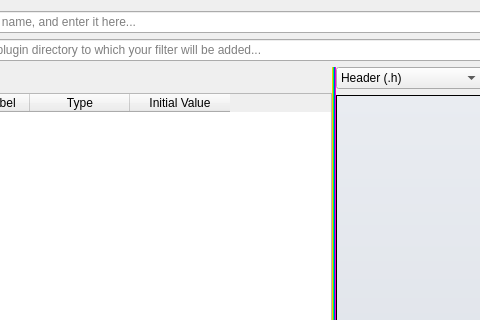
First picture: the form in Source/Applications/DevHelper/UI_Files/FilterMaker.ui, repository BlueQuartzSoftware/DREAM3D, before the edit; both pictures show x 212 to 692 and y 0 to 320 of the 1036 by 842 pixel window.
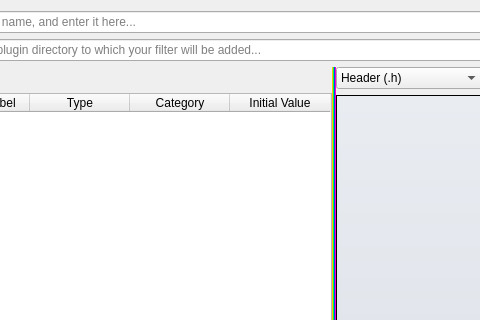
Second picture: the form after the edit. Icons and pictures are not drawn. Custom widgets are drawn as their Qt base class.

Commit message: Adding new category section to FilterMaker. Updating code generators to store and use the new category string.

```diff
--- a/Source/Applications/DevHelper/UI_Files/FilterMaker.ui
+++ b/Source/Applications/DevHelper/UI_Files/FilterMaker.ui
@@ -181,6 +181,11 @@
              <string>Type</string>
             </property>
            </column>
+           <column>
+            <property name="text">
+             <string>Category</string>
+            </property>
+           </column>
            <column>
             <property name="text">
              <string>Initial Value</string>
```
The commit also changes 75 other files.
